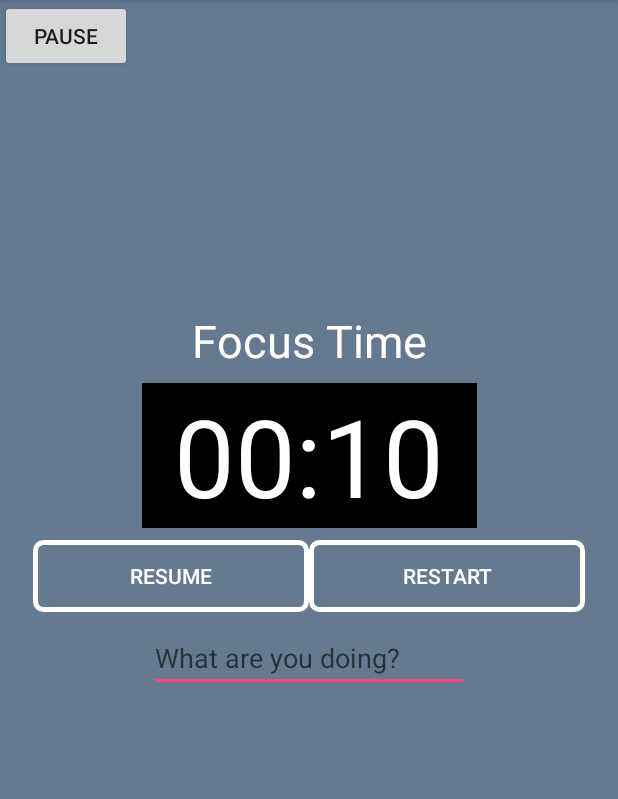
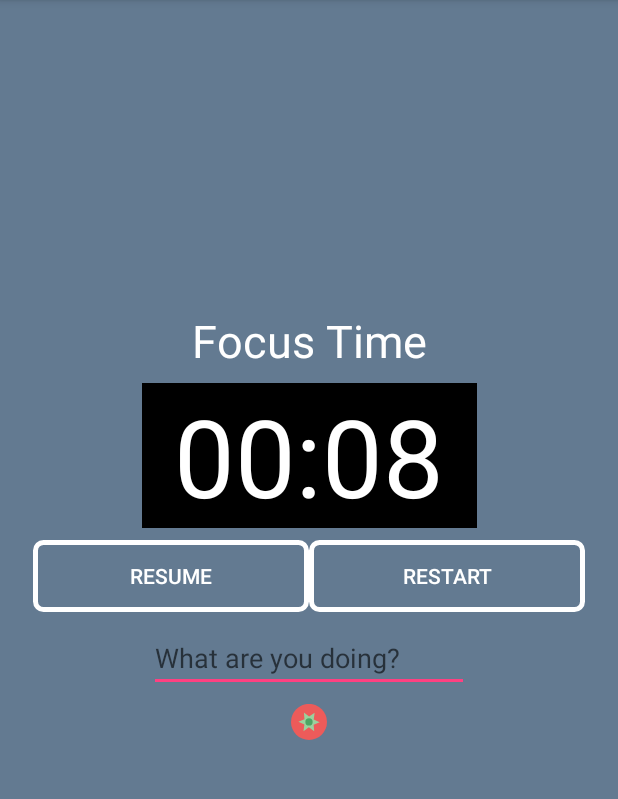
Before and after one commit to d0dders/Pomodoro, an Android app: the screen it shows after launch (MainActivity), after a tap on "PAUSE", on a phone screen of 412 x 824 dp, the part 84-883 px from its top. Run offline under Robolectric (Android 15) with nearby library versions, the phone set to English and light mode, and no system bars; 2 other taps on this screen came first.

Commit message:
Initial commit

```diff
--- a/app/src/main/java/net/dodkins/pomodoro/MainActivity.java
+++ b/app/src/main/java/net/dodkins/pomodoro/MainActivity.java
@@ -31,7 +31,7 @@ public class MainActivity extends AppCompatActivity {
     private boolean playing = false;
 
     private Attempt mCurrentAttempt;
-    private CountDownTimer mTimeline;
+    private CountDownTimer2 mTimeline;
 
     @Override
     protected void onCreate(Bundle savedInstanceState) {
@@ -41,7 +41,6 @@ public class MainActivity extends AppCompatActivity {
         mContainer = findViewById(R.id.backgroundLayout);
         mRestartButton = findViewById(R.id.restartButton);
         mResumeButton = findViewById(R.id.resumeButton);
-        mPauseButton = findViewById(R.id.pauseButton);
         title = findViewById(R.id.titleTextView);
         message = findViewById(R.id.taskEditText);
         mTimerText = findViewById(R.id.timeTextView);
@@ -58,20 +57,17 @@ public class MainActivity extends AppCompatActivity {
         mResumeButton.setOnClickListener(new View.OnClickListener() {
             @Override
             public void onClick(View view) {
+            if (playing == true){
+                pauseTimer();
+            }
+            else {
                 if (mCurrentAttempt == null) {
                     prepareAttempt(AttemptKind.FOCUS);
                 }
                 playTimer();
             }
-        });
-
-        mPauseButton.setOnClickListener(new View.OnClickListener() {
-            @Override
-            public void onClick(View view) {
-                pauseTimer();
             }
         });
-
 
     }
 
@@ -94,7 +90,7 @@ public class MainActivity extends AppCompatActivity {
             addAttemptStyle(kind);
             title.setText(kind.getDisplayName());
             setTimerText(mCurrentAttempt.getRemainingSeconds());
-            mTimeline = new CountDownTimer(kind.getTotalSeconds() * 1000,1000) {
+            mTimeline = new CountDownTimer2(kind.getTotalSeconds() * 1000,1000) {
                 @Override
                 public void onTick(long l) {
                     mCurrentAttempt.tick();
@@ -111,7 +107,6 @@ public class MainActivity extends AppCompatActivity {
                             AttemptKind.BREAK : AttemptKind.FOCUS);
                 }
             };
-
         }
 
         private void saveCurrentAttempt () {
@@ -120,34 +115,38 @@ public class MainActivity extends AppCompatActivity {
         }
 
         private void reset () {
-            //clearAttemptStyles();
+            playing = false;
+            mResumeButton.setText("Resume");
             if (mTimeline != null) {
                 mTimeline.cancel();
             }
         }
 
         public void playTimer () {
-            //container.getStyleClass().add("playing");
+            if (mCurrentAttempt.getRemainingSeconds()< mCurrentAttempt.getKind().getTotalSeconds()){
+                mTimeline.resume();
+            }
+            else{
+                mTimeline.start();
+            }
             playing = true;
-            mTimeline.start();
+            mResumeButton.setText("Pause");
         }
 
        public void pauseTimer () {
             playing = false;
-            mTimeline.cancel();
+            mTimeline.pause();
+            mResumeButton.setText("Resume");
         }
 
         private void addAttemptStyle (AttemptKind kind){
-            //container.getStyleClass().add(kind.toString().toLowerCase());
             switch(kind.toString().toLowerCase())
             {
                 case "focus" :
-                    // TODO: Set focus styles
                     mContainer.setBackgroundColor(Color.parseColor("#637a91"));
                     break;
 
                 case "break" :
-                    // TODO: Set break styles
                     mContainer.setBackgroundColor(Color.parseColor("#39add1"));
                     break;
 
--- /dev/null
+++ b/app/src/main/res/drawable/ic_pomodoro.xml
@@ -0,0 +1,6 @@
+<vector android:height="24dp" android:viewportHeight="29.999998"
+    android:viewportWidth="29.999998" android:width="24dp" xmlns:android="http://schemas.android.com/apk/res/android">
+    <path android:fillColor="#ed5b5a" android:pathData="M30,14.947A15.053,15 90.0002,0 1,15 30,15.053 15,90.0002 0,1 0,14.947 15.053,15 90.0002,0 1,15 -0.1059,15.053 15,90.0002 0,1 30,14.947Z"/>
+    <path android:fillColor="#9BD19D" android:pathData="m15.092,10.5143 l4.6012,-3.1399 -0.7362,5.4486 4.9693,2.4011 -5.0613,2.0317 0.4601,5.541 -4.4172,-3.3246 -4.5092,3.1399 0.7362,-5.4486 -4.9693,-2.4011 5.0613,-2.124 -0.4601,-5.541z"/>
+    <path android:fillColor="#4da564" android:pathData="m18.0368,14.947a3.0475,3.0368 90.0004,0 1,-3.0368 3.0475,3.0475 3.0368,90.0004 0,1 -3.0368,-3.0475 3.0475,3.0368 90.0004,0 1,3.0368 -3.0475,3.0475 3.0368,90.0004 0,1 3.0368,3.0475z"/>
+</vector>
--- a/app/src/main/res/layout/activity_main.xml
+++ b/app/src/main/res/layout/activity_main.xml
@@ -85,12 +85,16 @@
         app:layout_constraintStart_toStartOf="parent"
         app:layout_constraintTop_toBottomOf="@+id/linearLayout" />
 
-    <Button
-        android:id="@+id/pauseButton"
+    <ImageView
+        android:id="@+id/imageView"
         android:layout_width="wrap_content"
         android:layout_height="wrap_content"
-        android:text="Pause"
-        tools:layout_editor_absoluteX="16dp"
-        tools:layout_editor_absoluteY="30dp" />
+        android:layout_marginEnd="8dp"
+        android:layout_marginStart="8dp"
+        android:layout_marginTop="8dp"
+        app:layout_constraintEnd_toEndOf="parent"
+        app:layout_constraintStart_toStartOf="parent"
+        app:layout_constraintTop_toBottomOf="@+id/taskEditText"
+        app:srcCompat="@drawable/ic_pomodoro" />
 
 </android.support.constraint.ConstraintLayout>
```
Also changed, not shown: app/src/main/java/net/dodkins/pomodoro/CountDownTimer2.java (added, +173 -0 lines).
